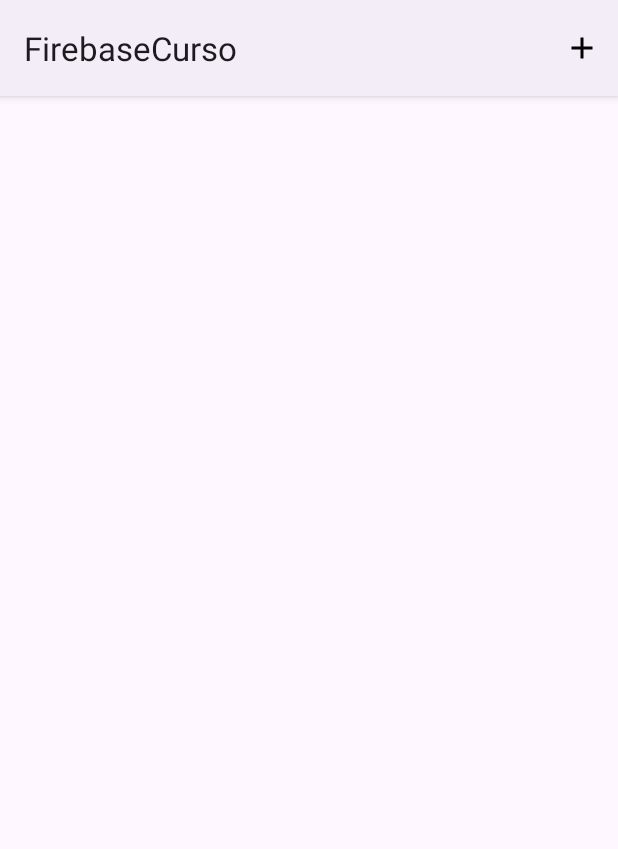
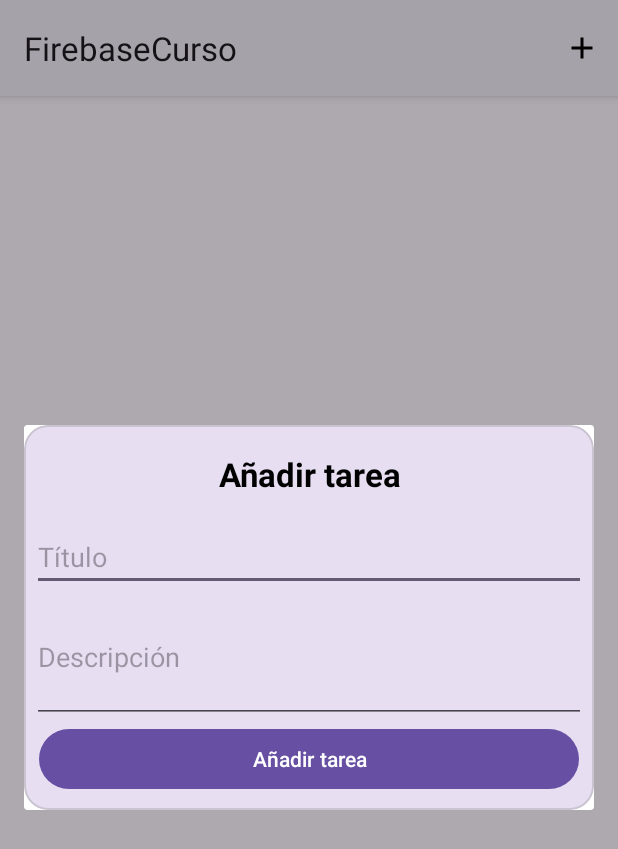
Before and after one commit to valer9826/FirebaseCurso, an Android app: the screen it shows after launch (MainActivity), after a tap on "Add Todo", on a phone screen of 412 x 824 dp. Shown: the top 849 px of the screen. Run offline under Robolectric (Android 15) with nearby library versions, the phone set to English and light mode, and no system bars; our stand-ins replace Firebase (no records; nobody signed in at launch, a user with empty details on screens opened directly).

Commit message:
Add Dialog Add Task

```diff
--- a/app/src/main/java/com/learning/firebasecurso/realtimebasico/FirebaseInstance.kt
+++ b/app/src/main/java/com/learning/firebasecurso/realtimebasico/FirebaseInstance.kt
@@ -20,11 +20,11 @@ class FirebaseInstance(
         FirebaseApp.initializeApp(context)
     }
 
-    fun writeOnFirebase() {
+    fun writeOnFirebase(title: String, description: String) {
         val random = Random.nextInt(1, 200).toString()
 //        myRef.setValue("Mi primera escritura: $random")
         val newItem = myRef.push()
-        newItem.setValue(getGenericTodoTaskItem(random))
+        newItem.setValue(Todo(title = title, description = description))
     }
 
     fun setupDatabaseListener(postListener: ValueEventListener) {
--- a/app/src/main/java/com/learning/firebasecurso/realtimebasico/MainActivity.kt
+++ b/app/src/main/java/com/learning/firebasecurso/realtimebasico/MainActivity.kt
@@ -1,10 +1,13 @@
 package com.learning.firebasecurso.realtimebasico
 
+import android.app.Dialog
 import androidx.appcompat.app.AppCompatActivity
 import android.os.Bundle
 import android.util.Log
 import android.view.Menu
 import android.view.MenuItem
+import android.view.WindowManager.LayoutParams
+import android.widget.Toast
 import androidx.recyclerview.widget.LinearLayoutManager
 import com.google.firebase.database.DataSnapshot
 import com.google.firebase.database.DatabaseError
@@ -12,6 +15,7 @@ import com.google.firebase.database.ValueEventListener
 import com.google.firebase.database.getValue
 import com.learning.firebasecurso.R
 import com.learning.firebasecurso.databinding.ActivityMainBinding
+import com.learning.firebasecurso.databinding.DialogAddTaskBinding
 import com.learning.firebasecurso.realtimebasico.data.Todo
 
 class MainActivity : AppCompatActivity() {
@@ -48,6 +52,27 @@ class MainActivity : AppCompatActivity() {
         firebaseInstance.setupDatabaseListener(postListener)
     }
 
+    private fun showDialog() {
+        val binding = DialogAddTaskBinding.inflate(layoutInflater)
+        val dialog = Dialog(this)
+        dialog.setContentView(binding.root)
+
+        dialog.window?.setLayout(LayoutParams.MATCH_PARENT, LayoutParams.WRAP_CONTENT)
+        binding.btnAddTask.setOnClickListener {
+            val title = binding.etTitle.text.toString()
+            val description = binding.etDescription.text.toString()
+
+            if (title.isEmpty() || description.isEmpty()) {
+                Toast.makeText(this, "Completa los campos", Toast.LENGTH_SHORT).show()
+            } else {
+                firebaseInstance.writeOnFirebase(title, description)
+                dialog.dismiss()
+            }
+        }
+
+        dialog.show()
+    }
+
     private fun setUpUI() {
         todoAdapter = TodoAdapter { action, reference ->
             when (action) {
@@ -70,7 +95,7 @@ class MainActivity : AppCompatActivity() {
     override fun onOptionsItemSelected(item: MenuItem): Boolean {
         when (item.itemId) {
             R.id.btnAddTask -> {
-                firebaseInstance.writeOnFirebase()
+                showDialog()
             }
         }
         return super.onOptionsItemSelected(item)
--- /dev/null
+++ b/app/src/main/res/layout/dialog_add_task.xml
@@ -0,0 +1,58 @@
+<?xml version="1.0" encoding="utf-8"?>
+<FrameLayout xmlns:android="http://schemas.android.com/apk/res/android"
+    xmlns:app="http://schemas.android.com/apk/res-auto"
+    android:layout_width="match_parent"
+    android:layout_height="match_parent">
+
+    <com.google.android.material.card.MaterialCardView
+        android:layout_width="match_parent"
+        android:layout_height="wrap_content"
+        app:cardCornerRadius="16dp">
+
+        <LinearLayout
+            android:layout_width="match_parent"
+            android:layout_height="match_parent"
+            android:orientation="vertical">
+
+            <TextView
+                android:layout_width="match_parent"
+                android:layout_height="wrap_content"
+                android:padding="18dp"
+                android:text="@string/dialog_add_task_title"
+                android:textAlignment="center"
+                android:textColor="@color/black"
+                android:textSize="22sp"
+                android:textStyle="bold" />
+
+            <EditText
+                android:id="@+id/etTitle"
+                android:layout_width="match_parent"
+                android:layout_height="wrap_content"
+                android:layout_marginHorizontal="5dp"
+                android:hint="@string/dialog_add_task_title_hint"
+                android:inputType="text"
+                android:maxLength="128" />
+
+            <EditText
+                android:id="@+id/etDescription"
+                android:layout_width="match_parent"
+                android:layout_height="wrap_content"
+                android:layout_marginHorizontal="5dp"
+                android:hint="@string/dialog_add_task_title_hint_description"
+                android:inputType="textMultiLine"
+                android:lines="3"
+                android:maxLength="128" />
+
+            <com.google.android.material.button.MaterialButton
+                android:id="@+id/btnAddTask"
+                android:layout_width="match_parent"
+                android:layout_height="wrap_content"
+                android:text="@string/dialog_add_task_button"
+                android:layout_marginBottom="10dp"
+                android:layout_marginHorizontal="10dp"/>
+
+        </LinearLayout>
+
+
+    </com.google.android.material.card.MaterialCardView>
+</FrameLayout>
--- a/app/src/main/res/values/strings.xml
+++ b/app/src/main/res/values/strings.xml
@@ -1,4 +1,8 @@
 <resources>
     <string name="app_name">FirebaseCurso</string>
     <string name="item_menu_add_todo">Add Todo</string>
+    <string name="dialog_add_task_title">Añadir tarea</string>
+    <string name="dialog_add_task_button">Añadir tarea</string>
+    <string name="dialog_add_task_title_hint">Título</string>
+    <string name="dialog_add_task_title_hint_description">Descripción</string>
 </resources>
```
